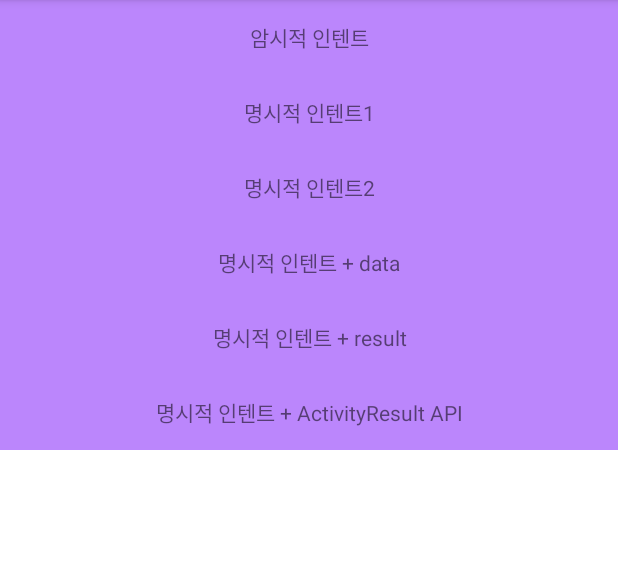
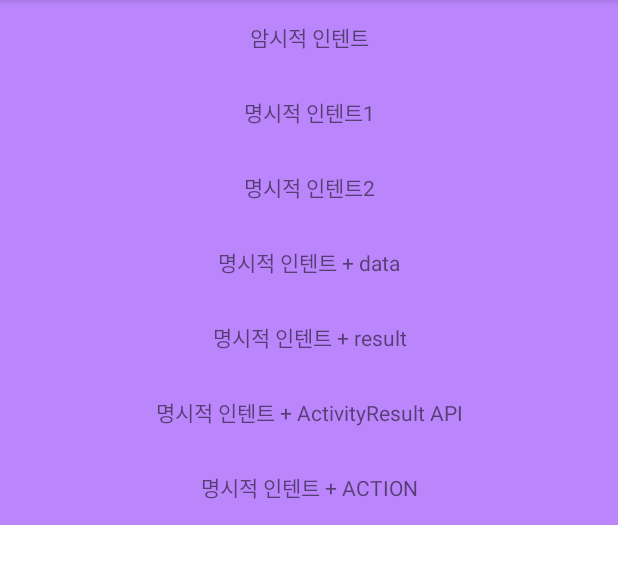
Before and after one commit to jyryuitpro/essentialConceptForAndroid, an Android app: the screen it shows after launch (Intent_One), on a phone screen of 412 x 824 dp, the part 84-668 px from its top. Run offline under Robolectric (Android 15) with nearby library versions, the phone set to English and light mode, and no system bars.

Commit message:
58. Intent - 실습 6편

```diff
--- a/app/src/main/java/io/jyryuitpro/essentialconceptforandroid/Intent_One.kt
+++ b/app/src/main/java/io/jyryuitpro/essentialconceptforandroid/Intent_One.kt
@@ -108,6 +108,23 @@ class Intent_One : AppCompatActivity() {
                 startActivityLauncher.launch(intent)
             }
         }
+
+        // 명시적 인텐트 + 이미지 URI 전달
+        (findViewById<TextView>(R.id.intent_six)).apply {
+            this.setOnClickListener {
+                val intent = Intent(this@Intent_One, Intent_Two::class.java).apply {
+                    val imageUri = Uri.parse("android.resource://" + packageName + "/drawable/" + "re_")
+                    this.action = Intent.ACTION_SEND
+                    this.putExtra(Intent.EXTRA_STREAM, imageUri)
+                    this.setType("image/*")
+                }
+                startActivity(intent)
+            }
+        }
+
+        // 인텐트를 이용해서 데이터 전달이 가능하다
+        //  - 인텐트를 이용해서 키벨류 데이터를 전달한다
+        //  - 인텐트를 이용해서 이미지를 전달한다
     }
 
     // 결과를 받는 부분
--- a/app/src/main/java/io/jyryuitpro/essentialconceptforandroid/Intent_Two.kt
+++ b/app/src/main/java/io/jyryuitpro/essentialconceptforandroid/Intent_Two.kt
@@ -35,5 +35,11 @@ class Intent_Two : AppCompatActivity() {
                 finish()
             }
         }
+
+        val imageView = findViewById<ImageView>(R.id.imageView)
+        val uri = Uri.parse(
+            intent.getParcelableExtra<Parcelable>(Intent.EXTRA_STREAM).toString()
+        )
+        imageView.setImageURI(uri)
     }
 }
--- a/app/src/main/res/layout/activity_intent_one.xml
+++ b/app/src/main/res/layout/activity_intent_one.xml
@@ -55,4 +55,12 @@
         android:gravity="center"
         android:text="명시적 인텐트 + ActivityResult API" />
 
+    <TextView
+        android:id="@+id/intent_six"
+        android:layout_width="match_parent"
+        android:layout_height="50dp"
+        android:background="@color/purple_200"
+        android:gravity="center"
+        android:text="명시적 인텐트 + ACTION" />
+
 </androidx.appcompat.widget.LinearLayoutCompat>
--- a/app/src/main/res/layout/activity_intent_two.xml
+++ b/app/src/main/res/layout/activity_intent_two.xml
@@ -13,4 +13,10 @@
         android:layout_height="100dp"
         android:background="@color/purple_200" />
 
+    <ImageView
+        android:id="@+id/imageView"
+        android:layout_width="100dp"
+        android:layout_height="100dp"
+        android:src="@drawable/logo_kt" />
+
 </androidx.appcompat.widget.LinearLayoutCompat>
```
Also changed, not shown: app/src/main/res/drawable/re_.PNG (added).
